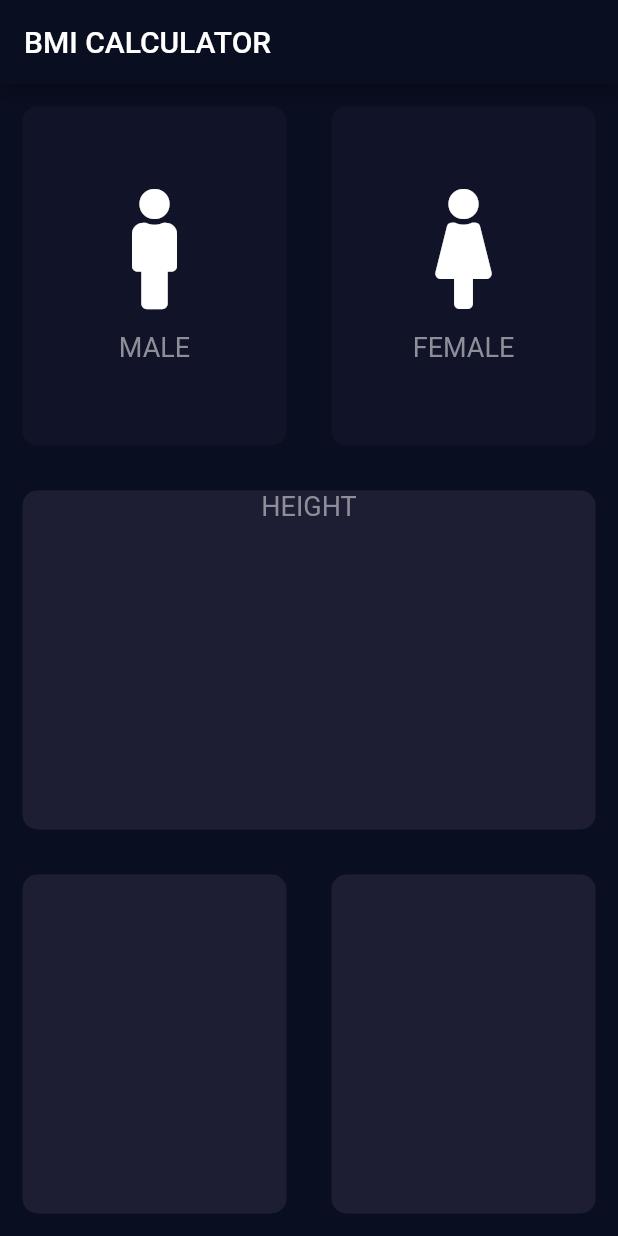
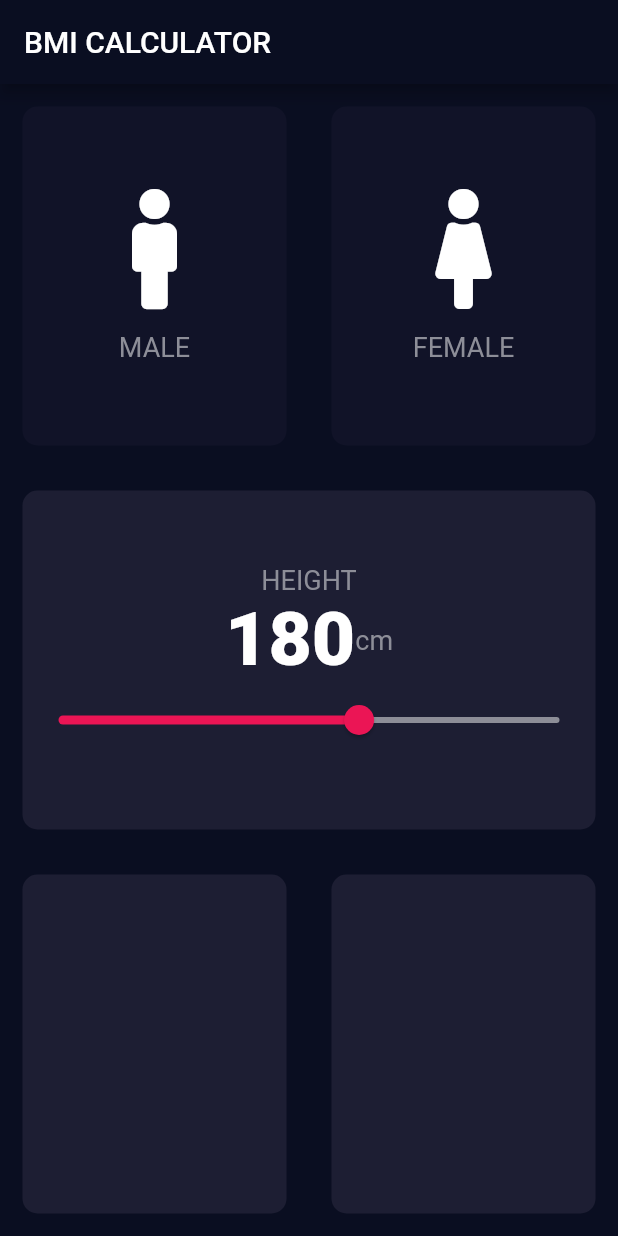
Before and after one commit to MuhammadUsmanIbraheem/new_bmi_calculator, a Flutter app: the screen it shows after launch, on a phone screen of 412 x 824 dp. Run offline on Flutter 3.47's test engine with Material 2 defaults, Android fonts, the phone set to English and light mode, and no system bars; our stand-ins replace font_awesome_flutter.

Commit message:
Done lecture 65 : add a slider

```diff
--- a/lib/constantFile.dart
+++ b/lib/constantFile.dart
@@ -6,3 +6,7 @@ const kLabelStyle = TextStyle(
   fontSize: 18.0,
   color: Color(0xFF8D8E98),
 );
+const kNumberStyle = TextStyle(
+  fontSize: 50.0,
+  fontWeight: FontWeight.w900,
+);
--- a/lib/input_page.dart
+++ b/lib/input_page.dart
@@ -17,6 +17,7 @@ class InputPage extends StatefulWidget {
 
 class _InputPageState extends State<InputPage> {
   Gender selectGender;
+  int sliderHeight = 180;
 
   @override
   Widget build(BuildContext context) {
@@ -69,11 +70,37 @@ class _InputPageState extends State<InputPage> {
               child: RepeatContainercode(
                 colors: Color(0xFF1D1E33),
                 cardWidget: Column(
+                  mainAxisAlignment: MainAxisAlignment.center,
                   children: [
                     Text(
                       'HEIGHT',
                       style: kLabelStyle,
-                    )
+                    ),
+                    Row(
+                      mainAxisAlignment: MainAxisAlignment.center,
+                      children: [
+                        Text(
+                          sliderHeight.toString(),
+                          style: kNumberStyle,
+                        ),
+                        Text(
+                          'cm',
+                          style: kLabelStyle,
+                        ),
+                      ],
+                    ),
+                    Slider(
+                      value: sliderHeight.toDouble(),
+                      min: 120.0,
+                      max: 220.0,
+                      activeColor: Color(0xFFEB1555),
+                      inactiveColor: Color(0xFF8D8E98),
+                      onChanged: (double newValue) {
+                        setState(() {
+                          sliderHeight = newValue.round();
+                        });
+                      },
+                    ),
                   ],
                 ),
               ),
```
